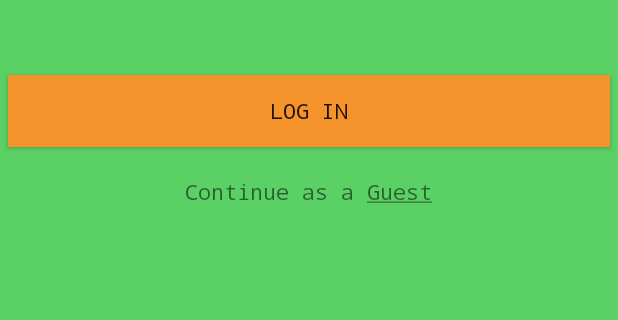
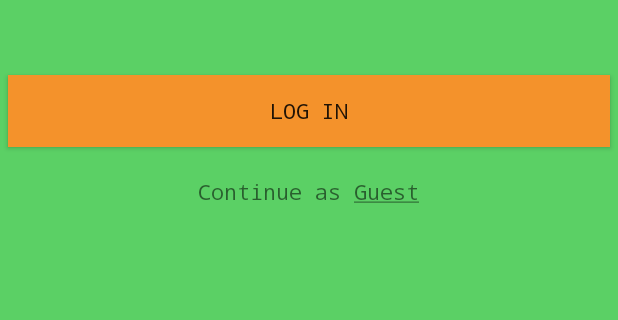
Before and after one commit to GoranVoinovski/PrvaAplikacijaBrainster, an Android app: the screen it shows after launch (MainActivity), on a phone screen of 412 x 824 dp, the part 333-653 px from its top. Run offline under Robolectric (Android 15) with nearby library versions, the light colour scheme and no system bars; our stand-ins replace ButterKnife.

Commit message:
Third commit

```diff
--- a/app/src/main/java/com/example/goran/prvaaplikacijabrainster/MainActivity.java
+++ b/app/src/main/java/com/example/goran/prvaaplikacijabrainster/MainActivity.java
@@ -25,7 +25,7 @@ public class MainActivity extends AppCompatActivity {
 
        String underline = "<u>Guest</u>";
 
-                guest.setText(Html.fromHtml("Continue as a "+underline));
+                guest.setText(Html.fromHtml("Continue as "+underline));
 
 
 
```
